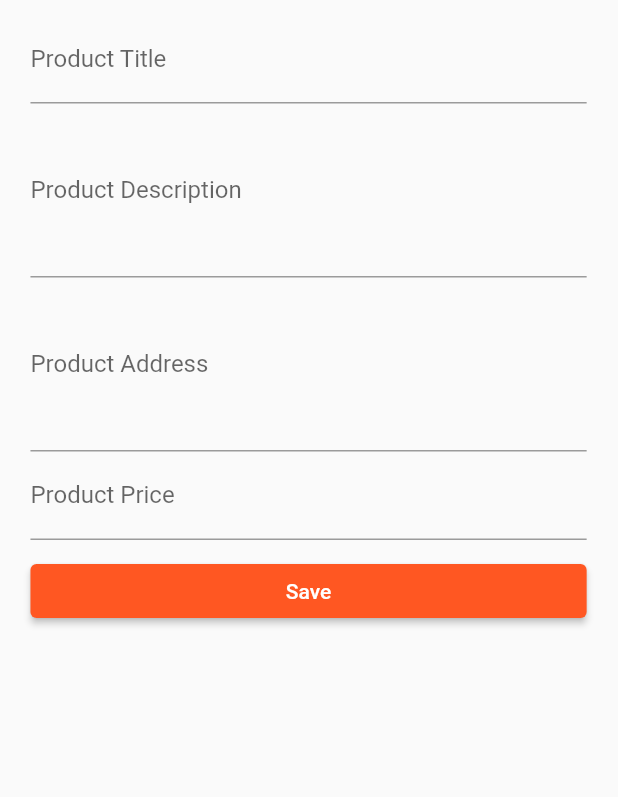
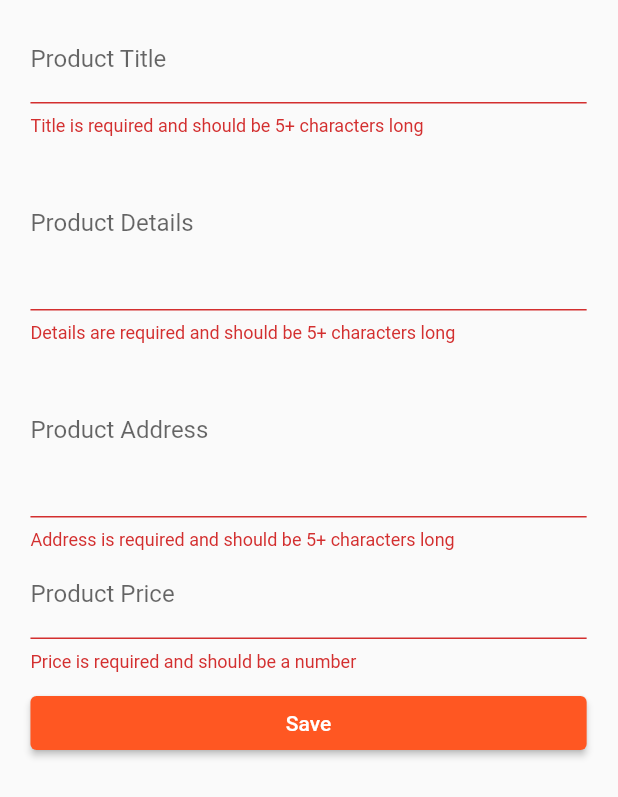
Before and after one commit to bbozo/flutter_tutorial, a Flutter app: the ProductCreatePage widget shown alone on an empty page, opened directly with empty values, after a tap on "Save", on a phone screen of 412 x 824 dp. Shown: the top 797 px of the screen. Run offline on Flutter 3.47's test engine with Material 2 defaults, Android fonts, the phone set to English and light mode, and no system bars.

Commit message:
lecture 126

```diff
--- a/lib/pages/product_create.dart
+++ b/lib/pages/product_create.dart
@@ -1,4 +1,6 @@
 import 'package:flutter/material.dart';
+
+typedef void _FormValueSetter(String value);
 
 class ProductCreatePage extends StatefulWidget {
   final Function addProduct;
@@ -14,8 +16,10 @@ class ProductCreatePage extends StatefulWidget {
 class _ProductCreatePageState extends State<ProductCreatePage> {
   String _title = '';
   double _price = 0.0;
-  String _description = '';
+  String _details = '';
   String _address = '';
+
+  final GlobalKey<FormState> _formKey = GlobalKey<FormState>();
 
   @override
   Widget build(BuildContext context) {
@@ -27,6 +31,8 @@ class _ProductCreatePageState extends State<ProductCreatePage> {
       margin: EdgeInsets.all(10.0),
       child: Container(
         width: targetWidth, // doesnt work with ListView !!!!
+        child: Form(
+          key: _formKey,
           child: ListView(
             padding: EdgeInsets.symmetric(horizontal: targetPadding / 2),
             children: <Widget>[
@@ -50,44 +56,68 @@ class _ProductCreatePageState extends State<ProductCreatePage> {
             ],
           ),
         ),
+      ),
     );
   }
 
+  FormFieldSetter<String> _setValue(_FormValueSetter setter) {
+    return ((String value) {
+      setState(() => setter(value));
+      return;
+    });
+  }
+
   Widget _buildTitleTextField() {
-    return TextField(
+    return TextFormField(
       decoration: InputDecoration(labelText: 'Product Title'),
-      onChanged: (String value) => setState(() => _title = value),
+      onSaved: _setValue((String value) => _title = value),
+      validator: (String value) {
+        if (value.isEmpty || value.length < 5) return 'Title is required and should be 5+ characters long';
+      },
     );
   }
 
-  TextField _buildPriceTextField() {
-    return TextField(
+  Widget _buildPriceTextField() {
+    return TextFormField(
       decoration: InputDecoration(labelText: 'Product Price'),
       keyboardType: TextInputType.number,
-        onChanged: (String value) =>
-            setState(() => _price = double.parse(value)));
-  }
-
-  TextField _buildAddressTextField() {
-    return TextField(
-      decoration: InputDecoration(labelText: 'Product Address'),
-      maxLines: 4,
-      onChanged: (String value) => setState(() => _address = value),
+      onSaved: _setValue((String value) => _price = double.parse(value)),
+      validator: (String value) {
+        if (value.isEmpty || !RegExp(r'^(?:[1-9]\d*|0)?(?:\.\d+)?$').hasMatch(value))
+          return 'Price is required and should be a number';
+      },
     );
   }
 
-  TextField _buildDescriptionTextField() {
-    return TextField(
-      decoration: InputDecoration(labelText: 'Product Description'),
+  Widget _buildAddressTextField() {
+    return TextFormField(
+      decoration: InputDecoration(labelText: 'Product Address'),
       maxLines: 4,
-      onChanged: (String value) => setState(() => _description = value),
+      onSaved: _setValue((String value) => _address = value),
+      validator: (String value) {
+        if (value.isEmpty || value.length < 5) return 'Address is required and should be 5+ characters long';
+      },
     );
   }
 
-  _submitForm() {
+  Widget _buildDescriptionTextField() {
+    return TextFormField(
+      decoration: InputDecoration(labelText: 'Product Details'),
+      maxLines: 4,
+      onSaved: _setValue((String value) => _details = value),
+      validator: (String value) {
+        if (value.isEmpty || value.length < 5) return 'Details are required and should be 5+ characters long';
+      },
+    );
+  }
+
+  void _submitForm() {
+    if (!_formKey.currentState.validate()) return;
+
+    _formKey.currentState.save();
     final Map<String, dynamic> product = {
       'title': _title,
-      'description': _description,
+      'details': _details,
       'address': _address,
       'price': _price,
       'image': 'assets/food.jpeg'
```
Lines whose indentation alone changed are shown as unchanged.
